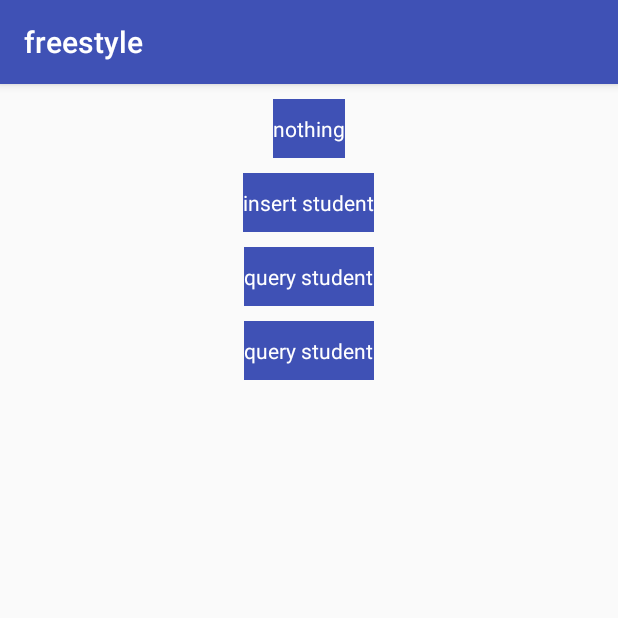
After one commit to jingju/Freestyle, an Android app: the RoomActivity screen opened directly, with no data from a screen before it, on a phone screen of 412 x 824 dp, the top half of it. The commit adds this screen. Run offline under Robolectric (Android 15) with nearby library versions, the phone set to English and light mode, and no system bars; our stand-ins replace ButterKnife, Room's generated code.

Commit message:
practise room

```diff
--- a/freestyle-master/app/src/main/AndroidManifest.xml
+++ b/freestyle-master/app/src/main/AndroidManifest.xml
@@ -24,6 +24,7 @@
         <activity android:name=".dagger2.whole.DependenceTestActivity"/>
         <activity android:name=".dagger2.whole.SubComponentTestActivity"/>
         <activity android:name=".dagger2.whole.ExtendTestActivity"/>
+        <activity android:name=".room.RoomActivity"/>
     </application>
 
 </manifest>
--- /dev/null
+++ b/freestyle-master/app/src/main/java/com/practice/ju/freestyle/Executor/AppExecutors.java
@@ -0,0 +1,50 @@
+package com.practice.ju.freestyle.Executor;
+
+import android.os.Handler;
+import android.os.Looper;
+
+import java.util.concurrent.Executor;
+import java.util.concurrent.Executors;
+
+/**
+ * Created by guangju on 2018/5/23.
+ */
+
+public class AppExecutors {
+    private AppExecutors executors;
+    private static final int THREAD_COUNT = 3;
+    private final Executor disIO;
+
+    private final Executor mainThread;
+
+
+    public AppExecutors() {
+        this(Executors.newSingleThreadExecutor(),new MainThreadExecutor()
+        );
+    }
+
+    private AppExecutors(Executor disIO, Executor mainThread) {
+        this.disIO = disIO;
+        this.mainThread = mainThread;
+    }
+
+    public Executor diskIO(){
+        return disIO;
+    }
+
+    public Executor mainThread(){
+        return mainThread;
+    }
+
+
+    public static class MainThreadExecutor implements Executor {
+        private final Handler handler =new Handler(Looper.getMainLooper());
+        @Override
+        public void execute(Runnable r){
+            handler.post(r);
+
+        }
+    }
+
+
+}
--- /dev/null
+++ b/freestyle-master/app/src/main/java/com/practice/ju/freestyle/room/CommonDateBase.java
@@ -0,0 +1,28 @@
+package com.practice.ju.freestyle.room;
+
+import android.arch.persistence.room.Database;
+import android.arch.persistence.room.Room;
+import android.arch.persistence.room.RoomDatabase;
+import android.content.Context;
+
+/**
+ * Created by guangju on 2018/5/23.
+ */
+@Database(entities = {Student.class,CLass.class} ,version = 1)
+public abstract class CommonDateBase extends RoomDatabase{
+    private  static CommonDateBase INSTANCE;
+
+    public abstract StudentDao studentDao();
+
+    public static final Object sLock = new Object();
+
+    public static CommonDateBase getINSTANCE(Context context){
+         if(INSTANCE==null){
+             INSTANCE = Room.databaseBuilder(context.getApplicationContext(),
+                     CommonDateBase.class,"CommonTest.db")
+                     .build();
+         }
+         return INSTANCE;
+    }
+
+}
--- /dev/null
+++ b/freestyle-master/app/src/main/java/com/practice/ju/freestyle/room/RoomActivity.java
@@ -0,0 +1,99 @@
+package com.practice.ju.freestyle.room;
+
+import android.content.Context;
+import android.os.Bundle;
+import android.support.v7.app.AppCompatActivity;
+import android.view.View;
+import android.widget.TextView;
+
+import com.practice.ju.freestyle.Executor.AppExecutors;
+import com.practice.ju.freestyle.R;
+
+import butterknife.BindView;
+import butterknife.ButterKnife;
+import butterknife.OnClick;
+
+/**
+ * Created by guangju on 2018/5/23.
+ */
+
+public class RoomActivity extends AppCompatActivity {
+    public static final String TAG = RoomActivity.class.getSimpleName();
+
+    Context mContext;
+    @BindView(R.id.tv_show_test)
+    TextView tvShowTest;
+    @BindView(R.id.tv_insert)
+    TextView tvInsert;
+    @BindView(R.id.tv_qury)
+    TextView tvQury;
+    @BindView(R.id.tv_deletestudent)
+    TextView tvDeletestudent;
+
+    StudentDao mStduDao;
+    private AppExecutors appExecutors;
+
+    @Override
+    public void onCreate(Bundle savedInstanceState) {
+        super.onCreate(savedInstanceState);
+        setContentView(R.layout.actvity_room);
+        ButterKnife.bind(this);
+        mContext = this;
+        mStduDao = CommonDateBase.getINSTANCE(mContext).studentDao();
+        appExecutors = new AppExecutors();
+
+
+    }
+
+
+    @OnClick({R.id.tv_insert, R.id.tv_qury, R.id.tv_deletestudent})
+    public void onClick(View v) {
+        switch (v.getId()) {
+            case R.id.tv_insert:
+                final Student student = new Student(1, "第一个");
+                appExecutors.diskIO().execute(new Runnable() {
+                    @Override
+                    public void run() {
+                        mStduDao.insertStudent(student);
+                    }
+                });
+                break;
+            case R.id.tv_qury:
+                appExecutors.diskIO().execute(new Runnable() {
+                    @Override
+                    public void run() {
+                        final Student student1 = mStduDao.getStudent();
+                        appExecutors.mainThread().execute(new Runnable() {
+                            @Override
+                            public void run() {
+                                tvShowTest.setText("id=" + student1.mId
+                                        + "name=" + student1.mName);
+                            }
+                        });
+                    }
+                });
+
+                break;
+            case R.id.tv_deletestudent:
+                appExecutors.diskIO().execute(new Runnable() {
+                    @Override
+                    public void run() {
+                        mStduDao.deleteALLStudents();
+                        final Student student1 = mStduDao.getStudent();
+                        appExecutors.mainThread().execute(new Runnable() {
+                            @Override
+                            public void run() {
+                                tvShowTest.setText("id=" + student1.mId
+                                        + "name=" + student1.mName);
+                            }
+                        });
+                    }
+                });
+                break;
+            default:
+                break;
+        }
+    }
+
+
+}
--- /dev/null
+++ b/freestyle-master/app/src/main/java/com/practice/ju/freestyle/room/StudentDao.java
@@ -0,0 +1,38 @@
+package com.practice.ju.freestyle.room;
+
+import android.arch.persistence.room.Dao;
+import android.arch.persistence.room.Delete;
+import android.arch.persistence.room.Insert;
+import android.arch.persistence.room.OnConflictStrategy;
+import android.arch.persistence.room.Query;
+
+import io.reactivex.Flowable;
+import io.reactivex.FlowableTransformer;
+
+/**
+ * Created by guangju on 2018/5/23.
+ */
+
+@Dao
+public interface StudentDao {
+    /**
+     * 在数据库中查询所有的student，限制只取第一个
+     * @return
+     */
+    @Query("SELECT * FROM students LIMIT 1")
+    Student getStudent();
+
+    /**
+     * 插入，当有相同的Student时，进行替换.
+     * @param stdu
+     */
+    @Insert(onConflict = OnConflictStrategy.REPLACE)
+    void insertStudent(Student stdu);
+
+    /**
+     * 删除所有的student
+     */
+    @Query("DELETE FROM Students")
+    void deleteALLStudents();
+
+}
--- a/freestyle-master/app/src/main/res/layout/activity_main.xml
+++ b/freestyle-master/app/src/main/res/layout/activity_main.xml
@@ -14,6 +14,10 @@
             android:id="@+id/tv_dagger2"
             android:text="dagger2"
             style="@style/common_item_style" />
+    <TextView
+            android:id="@+id/tv_room"
+            android:text="room"
+            style="@style/common_item_style" />
     <!--</LinearLayout>-->
 
 
--- /dev/null
+++ b/freestyle-master/app/src/main/res/layout/actvity_room.xml
@@ -0,0 +1,30 @@
+<?xml version="1.0" encoding="utf-8"?>
+<LinearLayout xmlns:android="http://schemas.android.com/apk/res/android"
+    xmlns:tools="http://schemas.android.com/tools"
+    android:layout_width="match_parent"
+    android:layout_height="match_parent"
+    android:orientation="vertical"
+    tools:context="com.practice.ju.freestyle.MainActivity">
+
+    <TextView
+        android:id="@+id/tv_show_test"
+        android:text="nothing"
+        style="@style/common_item_style" />
+
+    <TextView
+        android:id="@+id/tv_insert"
+        android:text="insert student"
+        style="@style/common_item_style" />
+
+    <TextView
+        android:id="@+id/tv_qury"
+        android:text="query student"
+        style="@style/common_item_style" />
+
+    <TextView
+        android:id="@+id/tv_deletestudent"
+        android:text="query student"
+        style="@style/common_item_style" />
+
+
+</LinearLayout>
--- a/freestyle-master/app/src/main/res/values/styles.xml
+++ b/freestyle-master/app/src/main/res/values/styles.xml
@@ -16,6 +16,7 @@
         <item name="android:background">@color/colorPrimary</item>
         <item name="android:textColor">@android:color/white</item>
         <item name="android:layout_gravity">center_horizontal</item>
+        <item name="android:layout_marginTop">10dp</item>
     </style>
 
 </resources>
--- a/freestyle-master/build.gradle
+++ b/freestyle-master/build.gradle
@@ -1,7 +1,7 @@
 // Top-level build file where you can add configuration options common to all sub-projects/modules.
 
 buildscript {
-
+    apply from: 'versions.gradle'
     repositories {
         google()
         jcenter()
--- a/freestyle-master/gradle.properties
+++ b/freestyle-master/gradle.properties
@@ -15,3 +15,5 @@ org.gradle.jvmargs=-Xmx1536m
 # This option should only be used with decoupled projects. More details, visit
 # http://www.gradle.org/docs/current/userguide/multi_project_builds.html#sec:decoupled_projects
 # org.gradle.parallel=true
+
+MINI_SDK_VERSION 14
```
Also changed, not shown: freestyle-master/app/build.gradle (+18 -5 lines), freestyle-master/app/src/main/java/com/practice/ju/freestyle/MainActivity.java (+9 -2 lines), freestyle-master/app/src/main/java/com/practice/ju/freestyle/room/CLass.java (added, +35 -0 lines), freestyle-master/app/src/main/java/com/practice/ju/freestyle/room/Student.java (added, +33 -0 lines), freestyle-master/app/src/main/java/com/practice/ju/freestyle/utils/AppUtils.java (added, +16 -0 lines), freestyle-master/versions.gradle (added, +17 -0 lines), 1 other file.
